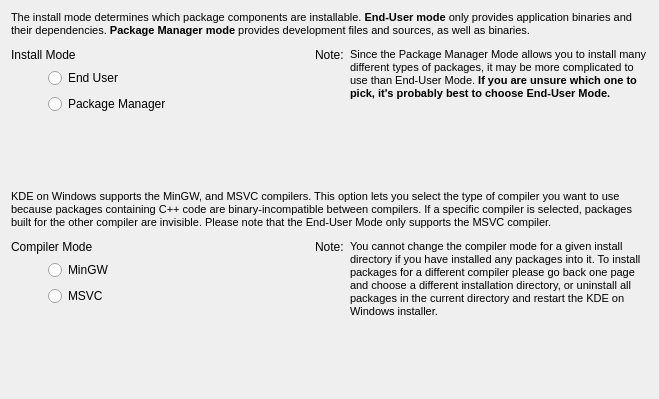
Qt form gui/usercompilermodepage.ui (KDE/kdewin-installer) before a commit.
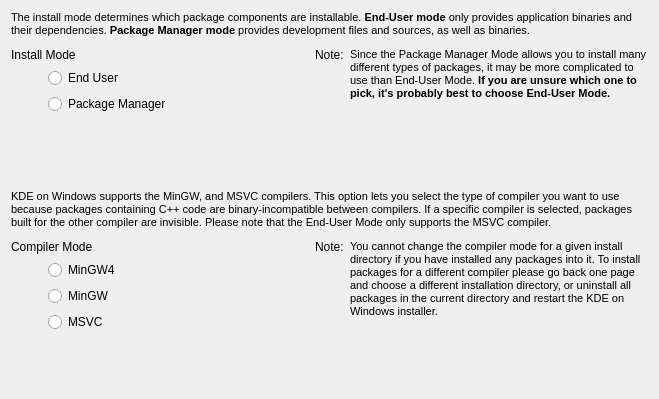
The same form after that commit.

Patch:
```diff
--- a/gui/usercompilermodepage.ui
+++ b/gui/usercompilermodepage.ui
@@ -253,8 +253,15 @@
        <item row="1" column="3" >
         <layout class="QVBoxLayout" name="verticalLayout_4" >
          <item>
-          <widget class="QRadioButton" name="compilerMinGW" >
-           <property name="text" >
+          <widget class="QRadioButton" name="compilerMinGW4">
+           <property name="text">
+            <string>MinGW4</string>
+           </property>
+          </widget>
+         </item>
+         <item>
+          <widget class="QRadioButton" name="compilerMinGW">
+           <property name="text">
             <string>MinGW</string>
            </property>
           </widget>
```
Left out of the diff: 245 changed lines with no effect on the pictures.
